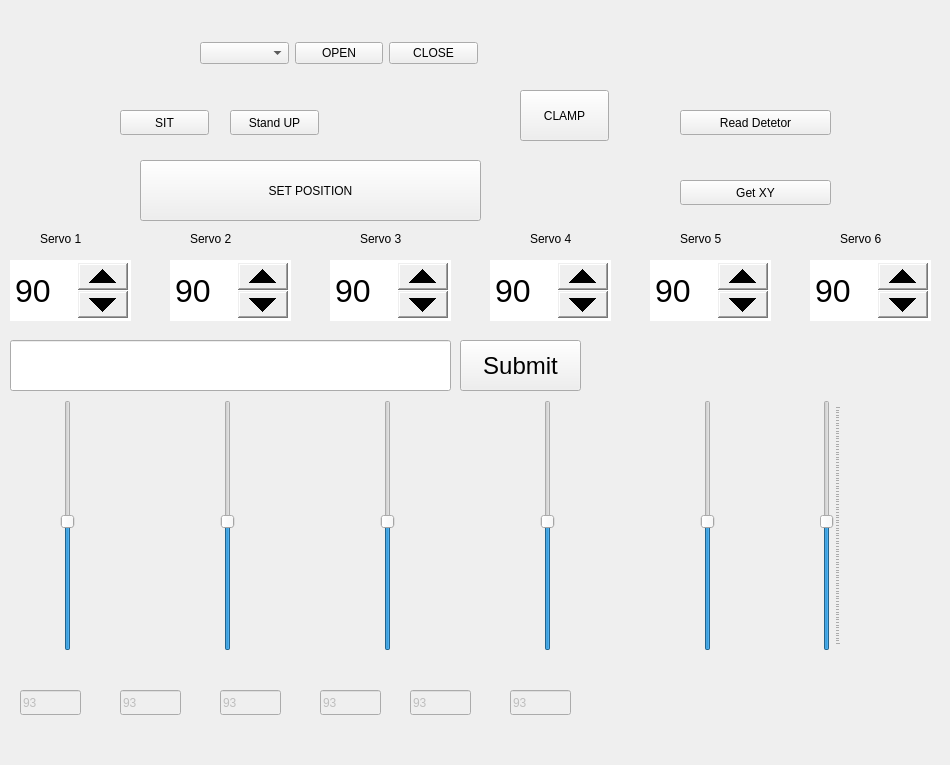
The window that neuron/mainwindow.ui (evkuz/qt_linux) describes before a commit, drawn with Qt 5.
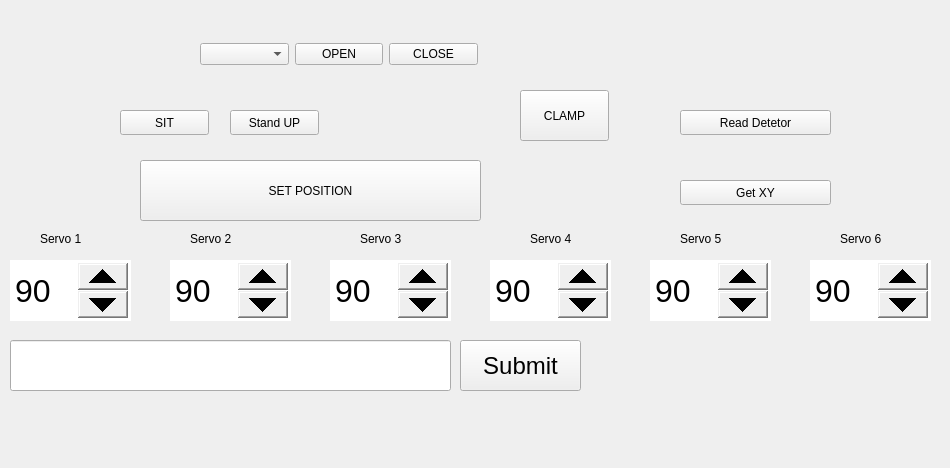
The same window after the commit.

Commit message: 10.09.2021 Added highlighting of submit button

```diff
--- a/neuron/mainwindow.ui
+++ b/neuron/mainwindow.ui
@@ -7,7 +7,7 @@
     <x>0</x>
     <y>0</y>
     <width>950</width>
-    <height>765</height>
+    <height>468</height>
    </rect>
   </property>
   <property name="windowTitle">
@@ -19,7 +19,7 @@
      <x>200</x>
      <y>40</y>
      <width>278</width>
-     <height>27</height>
+     <height>29</height>
     </rect>
    </property>
    <layout class="QHBoxLayout" name="horizontalLayout">
@@ -61,8 +61,8 @@
    </property>
    <property name="geometry">
     <rect>
-     <x>20</x>
-     <y>690</y>
+     <x>200</x>
+     <y>730</y>
      <width>61</width>
      <height>25</height>
     </rect>
@@ -77,8 +77,8 @@
    </property>
    <property name="geometry">
     <rect>
-     <x>120</x>
-     <y>690</y>
+     <x>300</x>
+     <y>730</y>
      <width>61</width>
      <height>25</height>
     </rect>
@@ -93,8 +93,8 @@
    </property>
    <property name="geometry">
     <rect>
-     <x>220</x>
-     <y>690</y>
+     <x>400</x>
+     <y>730</y>
      <width>61</width>
      <height>25</height>
     </rect>
@@ -109,8 +109,8 @@
    </property>
    <property name="geometry">
     <rect>
-     <x>320</x>
-     <y>690</y>
+     <x>500</x>
+     <y>730</y>
      <width>61</width>
      <height>25</height>
     </rect>
@@ -125,8 +125,8 @@
    </property>
    <property name="geometry">
     <rect>
-     <x>410</x>
-     <y>690</y>
+     <x>590</x>
+     <y>730</y>
      <width>61</width>
      <height>25</height>
     </rect>
@@ -141,8 +141,8 @@
    </property>
    <property name="geometry">
     <rect>
-     <x>510</x>
-     <y>690</y>
+     <x>690</x>
+     <y>730</y>
      <width>61</width>
      <height>25</height>
     </rect>
@@ -284,8 +284,8 @@
   <widget class="QSlider" name="S6_verSlider">
    <property name="geometry">
     <rect>
-     <x>820</x>
-     <y>400</y>
+     <x>810</x>
+     <y>470</y>
      <width>21</width>
      <height>251</height>
     </rect>
@@ -321,8 +321,8 @@
   <widget class="QSlider" name="S5_verSlider">
    <property name="geometry">
     <rect>
-     <x>700</x>
-     <y>400</y>
+     <x>690</x>
+     <y>470</y>
      <width>16</width>
      <height>251</height>
     </rect>
@@ -340,8 +340,8 @@
   <widget class="QSlider" name="S4_verSlider">
    <property name="geometry">
     <rect>
-     <x>540</x>
-     <y>400</y>
+     <x>530</x>
+     <y>470</y>
      <width>16</width>
      <height>251</height>
     </rect>
@@ -359,8 +359,8 @@
   <widget class="QSlider" name="S3_verSlider">
    <property name="geometry">
     <rect>
-     <x>380</x>
-     <y>400</y>
+     <x>370</x>
+     <y>470</y>
      <width>16</width>
      <height>251</height>
     </rect>
@@ -378,8 +378,8 @@
   <widget class="QSlider" name="S2_verSlider">
    <property name="geometry">
     <rect>
-     <x>220</x>
-     <y>400</y>
+     <x>210</x>
+     <y>470</y>
      <width>16</width>
      <height>251</height>
     </rect>
@@ -397,8 +397,8 @@
   <widget class="QSlider" name="S1_verSlider">
    <property name="geometry">
     <rect>
-     <x>60</x>
-     <y>400</y>
+     <x>50</x>
+     <y>470</y>
      <width>16</width>
      <height>251</height>
     </rect>
```
Left out of the diff: 8 changed lines with no effect on the pictures. The commit also changes 7 other files.
